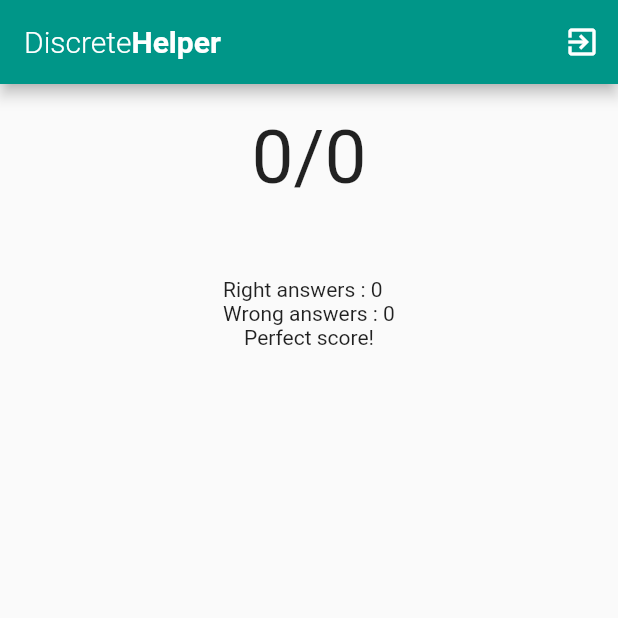
After one commit to EliottBICS/discrete_helper_clean_start, a Flutter app: the Results screen opened directly, on a phone screen of 412 x 824 dp, the top half of it. The commit adds this screen. Run offline on Flutter 3.47's test engine with Material 2 defaults, Android fonts, the phone set to English and light mode, and no system bars; our stand-ins replace cloud_firestore, firebase_auth, firebase_core, random_string, shared_preferences; accounts and stored records are empty.

```diff
--- a/lib/preferences/functions.dart
+++ b/lib/preferences/functions.dart
@@ -22,4 +22,10 @@ class preferenceFunctions{
     return prefs.getBool(UserLoggedInID);
   }
 
+  static Future<String> getUserID() async{
+    SharedPreferences prefs = await SharedPreferences.getInstance();
+    print(UserLoggedInID);
+    return UserLoggedInID;
+  }
+
 }
--- /dev/null
+++ b/lib/views/results.dart
@@ -0,0 +1,53 @@
+import 'package:discrete_helper_clean_start/widgets/widgets.dart';
+import 'package:flutter/material.dart';
+import 'package:discrete_helper_clean_start/preferences/functions.dart';
+import 'signin.dart';
+
+class Results extends StatefulWidget {
+  final int correct, incorrect, total;
+  bool perfect;
+  int score;
+  Results({@required this.correct, @required this.incorrect, @required this.total, @required this.perfect});
+
+  @override
+  _ResultsState createState() => _ResultsState();
+}
+
+class _ResultsState extends State<Results> {
+  @override
+  Widget build(BuildContext context) {
+    widget.score = 0;
+    widget.perfect = false;
+    if(widget.correct == widget.total){
+      widget.perfect = true;
+    }
+    return Scaffold(
+      appBar: AppBar(
+        title: discreteHelperAppBar(context),
+        brightness: Brightness.dark,
+        actions: [
+          IconButton(icon: Icon(Icons.exit_to_app), onPressed: (){
+            Navigator.pushReplacement(context,
+                MaterialPageRoute(builder: (context) => SignIn()));
+            preferenceFunctions.forgetUser();
+          })
+        ],
+      ),
+      body : Container(
+        child: Center(
+          child: Column(
+              children:[
+                SizedBox(height: 20,),
+            Text("${widget.correct}/${widget.total}", style: TextStyle(fontSize: 50),),
+          SizedBox(height: 50,),
+          Text("Right answers : ${widget.correct} \nWrong answers : ${widget.incorrect}"),
+          //If the score is perfect, let the student know
+          Text(widget.perfect? "Perfect score!" : ""),
+
+          ]),
+
+        ),
+      )
+    );
+  }
+}
--- a/lib/widgets/widgets.dart
+++ b/lib/widgets/widgets.dart
@@ -15,6 +15,7 @@ Widget discreteHelperAppBar(BuildContext context) {
     ),
   );
 }
+
 
 Widget bicsBlueButton(BuildContext context, String label) {
   return Container(
```
Also changed, not shown: lib/services/database.dart (+15 -0 lines), lib/views/fill_questionnaire.dart (+23 -1 lines), lib/views/home.dart (+10 -3 lines), lib/views/signin.dart (+7 -0 lines), lib/views/signup.dart (+26 -2 lines).
